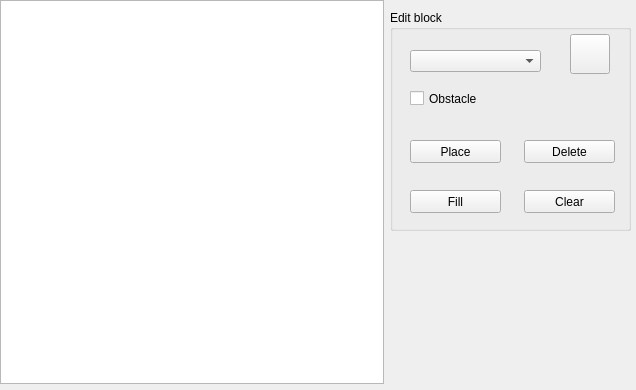
First picture: the form in mainwindow.ui, repository Banadora/tails-editor, before the edit.
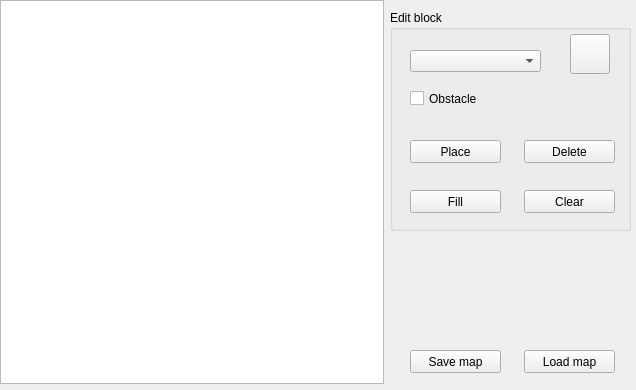
Second picture: the form after the edit. Icons and pictures are not drawn.

```diff
--- a/mainwindow.ui
+++ b/mainwindow.ui
@@ -135,6 +135,32 @@
      </property>
     </widget>
    </widget>
+   <widget class="QPushButton" name="loadBtn">
+    <property name="geometry">
+     <rect>
+      <x>524</x>
+      <y>350</y>
+      <width>91</width>
+      <height>23</height>
+     </rect>
+    </property>
+    <property name="text">
+     <string>Load map</string>
+    </property>
+   </widget>
+   <widget class="QPushButton" name="saveBtn">
+    <property name="geometry">
+     <rect>
+      <x>410</x>
+      <y>350</y>
+      <width>91</width>
+      <height>23</height>
+     </rect>
+    </property>
+    <property name="text">
+     <string>Save map</string>
+    </property>
+   </widget>
   </widget>
  </widget>
  <layoutdefault spacing="6" margin="11"/>
```
